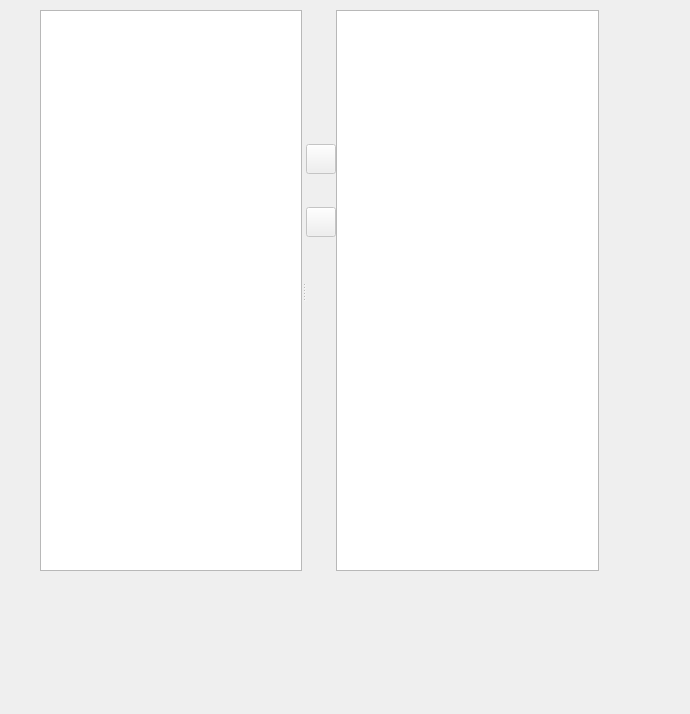
Old version of the form knode/groupselection/group_subscription_dialog.ui in the repository otrichet/kdepim.
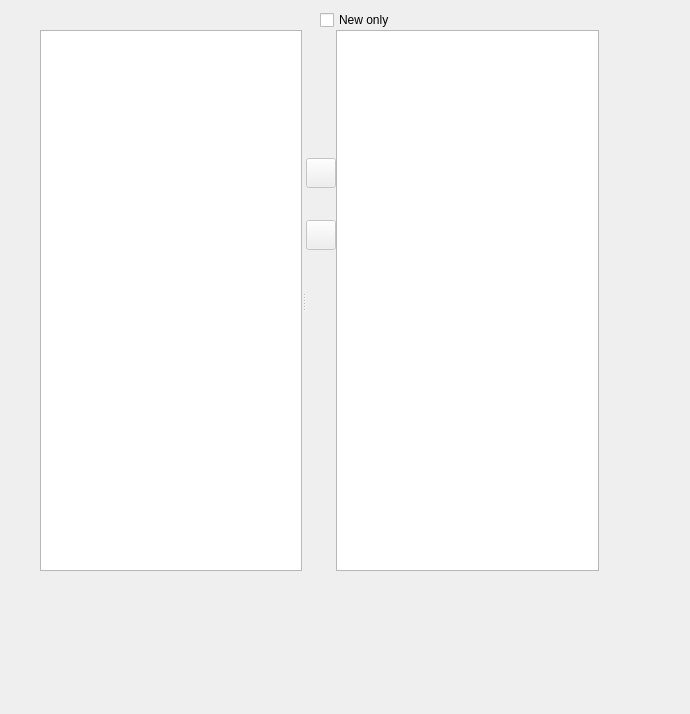
New version of the form. Custom widgets are drawn as their Qt base class.

Commit message: Group subscription dialog: filter newly fetched groups

What changed in the file:
```diff
--- a/knode/groupselection/group_subscription_dialog.ui
+++ b/knode/groupselection/group_subscription_dialog.ui
@@ -39,6 +39,13 @@
        <item>
         <widget class="KFilterProxySearchLine" name="mSearchLine"/>
        </item>
+       <item>
+        <widget class="QCheckBox" name="mNewOnlyCheckbox">
+         <property name="text">
+          <string comment="@option:check Filter newly received group in the subscription dialog">New only</string>
+         </property>
+        </widget>
+       </item>
       </layout>
      </widget>
     </item>
```
The commit also changes 5 other files.
